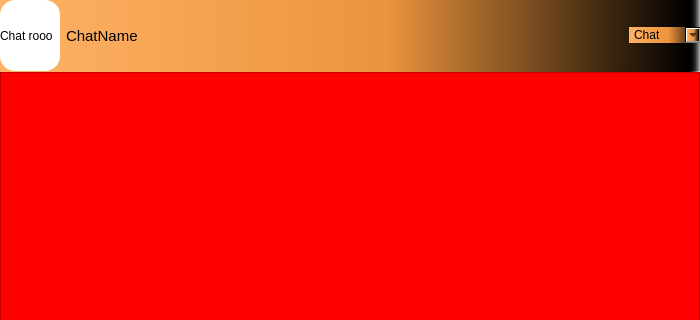
First picture: the form in Chat-Application/ChatRoom.ui, repository verina101/Chat-Application, before the edit; both pictures show x 0 to 700 and y 0 to 320 of the 700 by 500 pixel window.
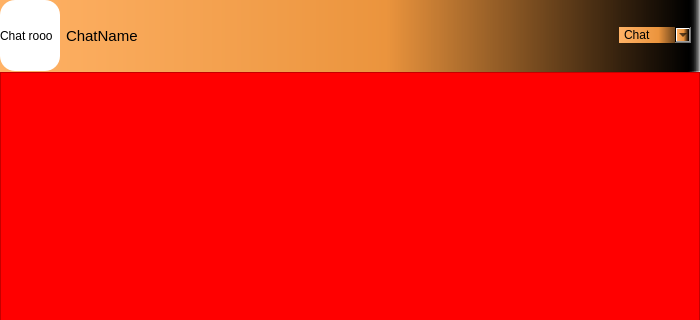
Second picture: the form after the edit.

```diff
--- a/Chat-Application/ChatRoom.ui
+++ b/Chat-Application/ChatRoom.ui
@@ -26,6 +26,9 @@
     </rect>
    </property>
    <layout class="QHBoxLayout" name="horizontalLayout">
+    <property name="rightMargin">
+     <number>10</number>
+    </property>
     <item>
      <widget class="QLabel" name="label_image">
       <property name="minimumSize">
```
